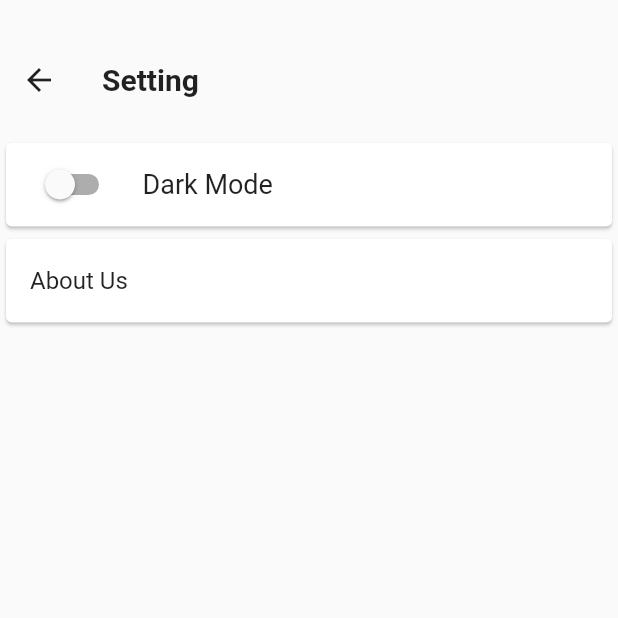
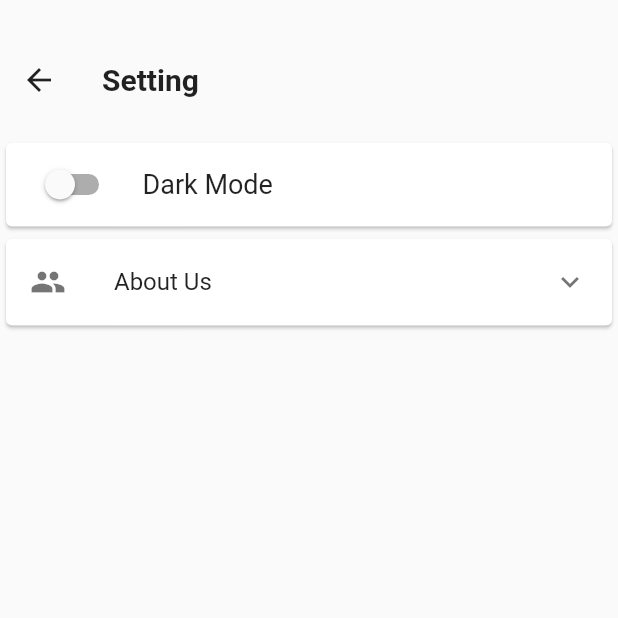
Before and after one commit to AdamAbd/animals_app, a Flutter app: the SettingPage screen opened directly, on a phone screen of 412 x 824 dp, the top half of it. Run offline on Flutter 3.47's test engine with Material 2 defaults, Android fonts, the phone set to English and light mode, and no system bars; our stand-ins replace chewie, video_player.

Commit message:
add Expansion tile + fix padding

```diff
--- a/lib/pages/settingPage.dart
+++ b/lib/pages/settingPage.dart
@@ -16,7 +16,11 @@ class _SettingPageState extends State<SettingPage> {
           crossAxisAlignment: CrossAxisAlignment.start,
           children: [
             Padding(
-              padding: const EdgeInsets.only(top: 29.0, left: 14),
+              padding: const EdgeInsets.only(
+                top: 29.0,
+                bottom: 14.0,
+                left: 14.0,
+              ),
               child: Row(
                 children: [
                   IconButton(
@@ -36,7 +40,6 @@ class _SettingPageState extends State<SettingPage> {
                 ],
               ),
             ),
-            SizedBox(height: 14.0),
             Card(
               child: ListTile(
                 leading: Switch(
@@ -56,8 +59,15 @@ class _SettingPageState extends State<SettingPage> {
               ),
             ),
             Card(
-              child: ListTile(
-                title: Text("About Us"),
+              child: ExpansionTile(
+                leading: Icon(Icons.group),
+                title: const Text("About Us"),
+                children: [
+                  const Text(
+                    "Indonesia, Sumatra, Padang Indonesia, Sumatra, Padang Indonesia, Sumatra, Padang Indonesia, Sumatra, PadangIndonesia, Sumatra, PadangIndonesia, Sumatra, Padang Indonesia, Sumatra, Padang ",
+                  ),
+                ],
+                childrenPadding: EdgeInsets.all(14.0),
               ),
             ),
           ],
```
